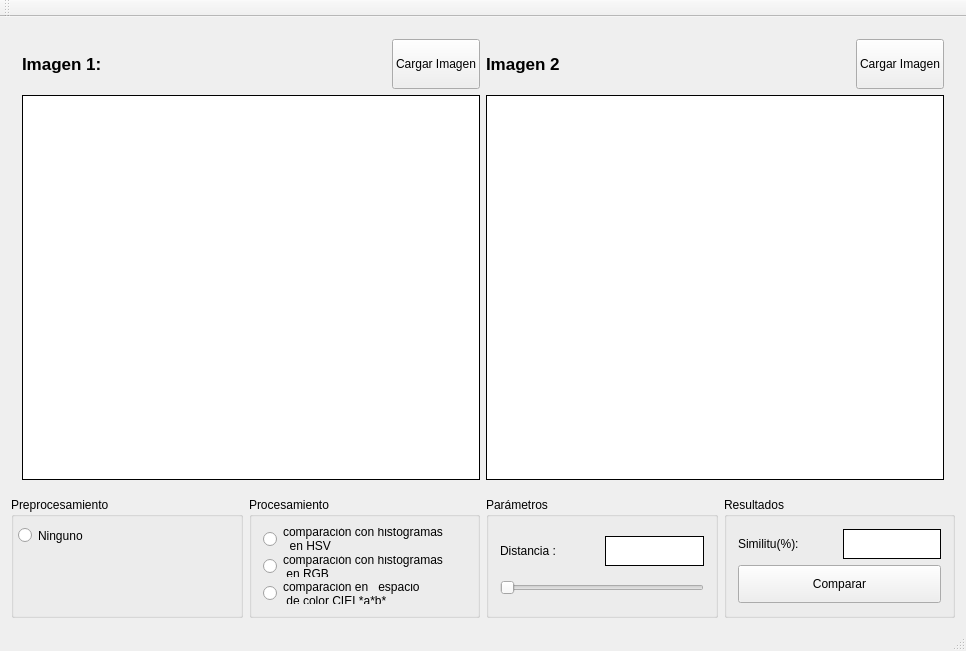
Old version of the form mainwindow.ui in the repository enriquesoto/color_detector.
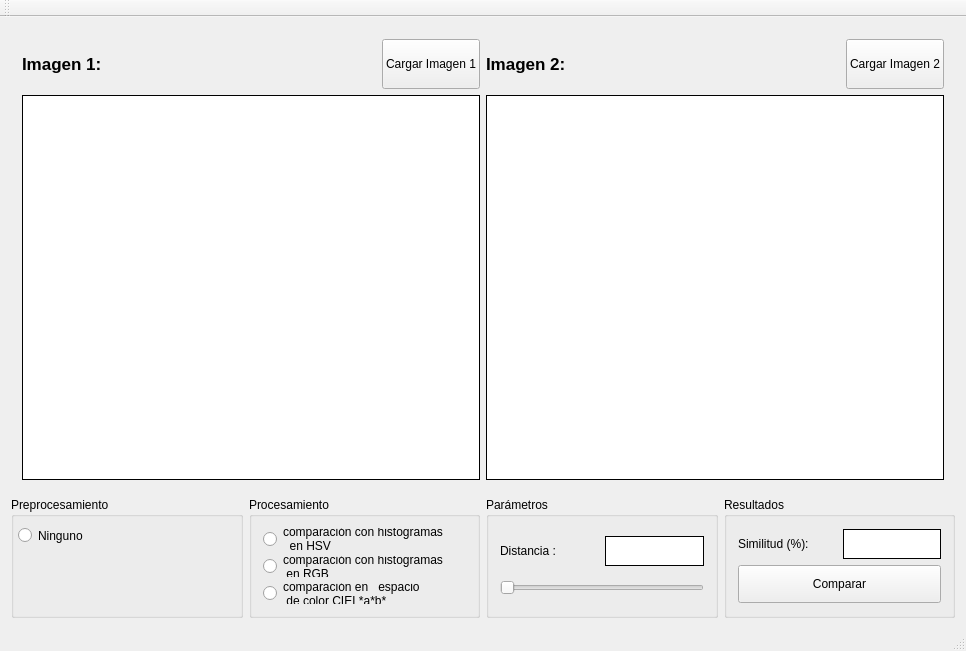
New version of the form.

Commit message: avance ui y porcentajes 100%

What changed in the file:
```diff
--- a/mainwindow.ui
+++ b/mainwindow.ui
@@ -65,6 +65,11 @@
          </item>
          <item>
           <widget class="QLabel" name="lblImage1path">
+           <property name="font">
+            <font>
+             <pointsize>11</pointsize>
+            </font>
+           </property>
            <property name="text">
             <string/>
            </property>
@@ -92,7 +97,7 @@
             </size>
            </property>
            <property name="text">
-            <string>Cargar Imagen</string>
+            <string>Cargar Imagen 1</string>
            </property>
           </widget>
          </item>
@@ -130,7 +135,7 @@
             </font>
            </property>
            <property name="text">
-            <string>Imagen 2</string>
+            <string>Imagen 2:</string>
            </property>
           </widget>
          </item>
@@ -163,7 +168,7 @@
             </size>
            </property>
            <property name="text">
-            <string>Cargar Imagen</string>
+            <string>Cargar Imagen 2</string>
            </property>
           </widget>
          </item>
@@ -330,7 +335,7 @@
          <item row="0" column="0">
           <widget class="QLabel" name="label_3">
            <property name="text">
-            <string>Similitu(%):</string>
+            <string>Similitud (%):</string>
            </property>
           </widget>
          </item>
```
Left out of the diff: 6 changed lines with no effect on the pictures. The commit also changes 4 other files.
